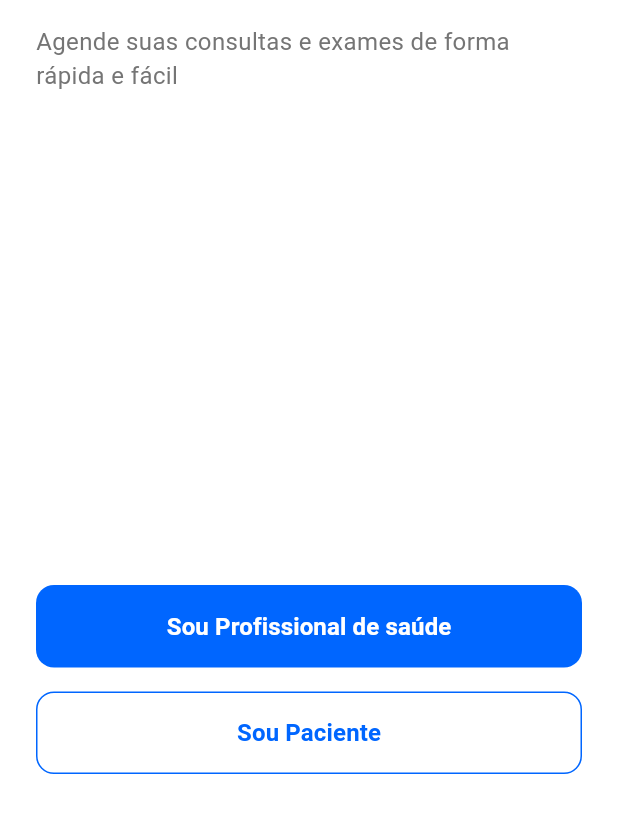
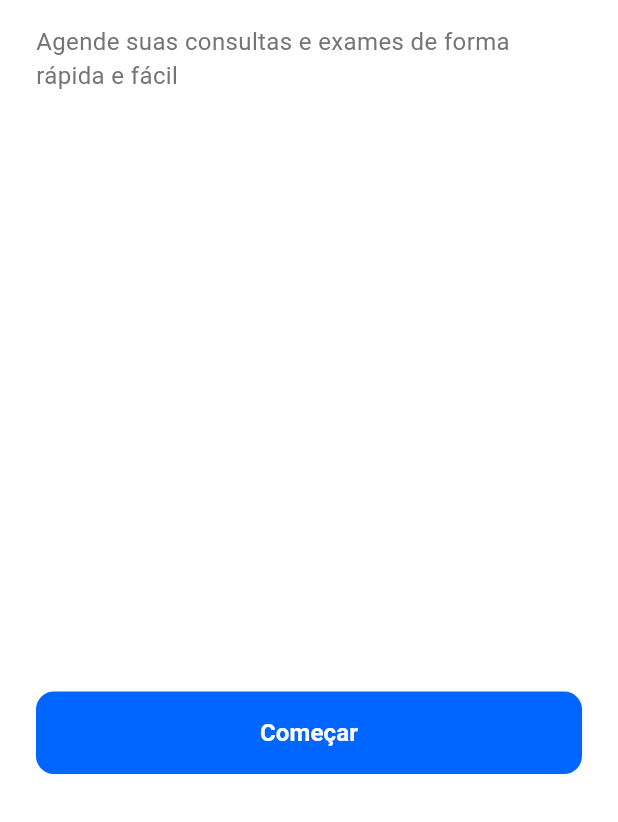
Before and after one commit to HeitorLouzeiroRepositoryIFPI/agenda_saude, a Flutter app: the PreLoginView screen opened by its route, on a phone screen of 412 x 824 dp, the part 414-1236 px from its top. Run offline on Flutter 3.47's test engine with Material 3 defaults, Android fonts, the phone set to English and light mode, and no system bars; our stand-ins replace go_router; statements that could not run were skipped.

Commit message:
feat: Pre login page.

```diff
--- a/lib/app/modules/pre_login/pre_login_view.dart
+++ b/lib/app/modules/pre_login/pre_login_view.dart
@@ -1,17 +1,12 @@
 import 'package:flutter/material.dart';
-import 'package:provider/provider.dart';
-import '../../../core/theme/app_colors.dart';
-import 'pre_login_viewmodel.dart';
+import 'package:go_router/go_router.dart';
+import '../../core/theme/app_colors.dart';
 
 class PreLoginView extends StatelessWidget {
   const PreLoginView({Key? key}) : super(key: key);
 
   @override
   Widget build(BuildContext context) {
-    return ChangeNotifierProvider(
-      create: (_) => PreLoginViewModel(),
-      child: Consumer<PreLoginViewModel>(
-        builder: (context, viewModel, child) {
     return Scaffold(
       backgroundColor: AppColors.white,
       body: SafeArea(
@@ -21,7 +16,7 @@ class PreLoginView extends StatelessWidget {
             crossAxisAlignment: CrossAxisAlignment.stretch,
             children: [
               const SizedBox(height: 40),
-                    // Logo placeholder
+              // Logo
               Container(
                 height: 120,
                 decoration: BoxDecoration(
@@ -56,7 +51,9 @@ class PreLoginView extends StatelessWidget {
               ),
               const Spacer(),
               ElevatedButton(
-                      onPressed: () => viewModel.onLoginPressed(context),
+                onPressed: () {
+                  context.go('/login');
+                },
                 style: ElevatedButton.styleFrom(
                   backgroundColor: AppColors.primary,
                   foregroundColor: AppColors.white,
@@ -66,29 +63,10 @@ class PreLoginView extends StatelessWidget {
                   ),
                 ),
                 child: const Text(
-                        'Sou Profissional de saúde',
+                  'Começar',
                   style: TextStyle(
                     fontSize: 16,
                     fontWeight: FontWeight.bold,
-                        ),
-                      ),
-                    ),
-                    const SizedBox(height: 16),
-                    OutlinedButton(
-                      onPressed: () => viewModel.onRegisterPressed(context),
-                      style: OutlinedButton.styleFrom(
-                        side: const BorderSide(color: AppColors.primary),
-                        padding: const EdgeInsets.symmetric(vertical: 16),
-                        shape: RoundedRectangleBorder(
-                          borderRadius: BorderRadius.circular(12),
-                        ),
-                      ),
-                      child: const Text(
-                        'Sou Paciente',
-                        style: TextStyle(
-                          fontSize: 16,
-                          fontWeight: FontWeight.bold,
-                          color: AppColors.primary,
                   ),
                 ),
               ),
@@ -98,8 +76,5 @@ class PreLoginView extends StatelessWidget {
         ),
       ),
     );
-        },
-      ),
-    );
   }
 }
--- a/lib/app/modules/pre_login/pre_login_viewmodel.dart
+++ b/lib/app/modules/pre_login/pre_login_viewmodel.dart
@@ -1,13 +1,12 @@
 import 'package:flutter/material.dart';
+import 'package:go_router/go_router.dart';
 
 class PreLoginViewModel extends ChangeNotifier {
   void onLoginPressed(BuildContext context) {
-    // TODO: Navigate to login screen
-    // Navigator.push(context, MaterialPageRoute(builder: (_) => LoginView()));
+    context.goNamed('professionalLogin');
   }
 
   void onRegisterPressed(BuildContext context) {
-    // TODO: Navigate to register screen
-    // Navigator.push(context, MaterialPageRoute(builder: (_) => RegisterView()));
+    context.goNamed('patientLogin');
   }
 }
```
Lines whose indentation alone changed are shown as unchanged.
